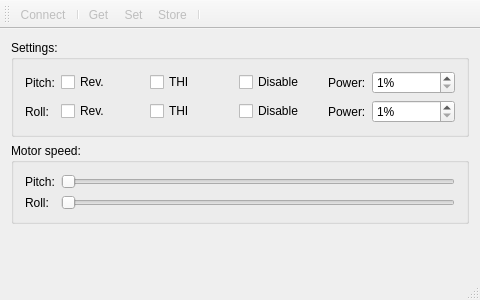
Qt form mainwindow.ui (SVentas/VauDUOConf) before a commit.
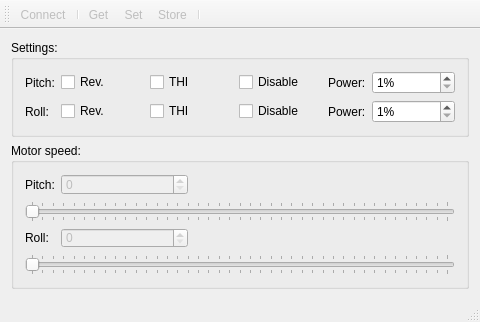
The same form after that commit.

Commit message: Speed ctrl updated

```diff
--- a/mainwindow.ui
+++ b/mainwindow.ui
@@ -7,7 +7,7 @@
     <x>0</x>
     <y>0</y>
     <width>480</width>
-    <height>300</height>
+    <height>322</height>
    </rect>
   </property>
   <property name="minimumSize">
@@ -156,7 +156,7 @@
        <string>Motor speed:</string>
       </property>
       <layout class="QGridLayout" name="gridLayout_2">
-       <item row="0" column="0">
+       <item row="0" column="1">
         <widget class="QLabel" name="labelPitch2">
          <property name="sizePolicy">
           <sizepolicy hsizetype="Fixed" vsizetype="Preferred">
@@ -169,7 +169,26 @@
          </property>
         </widget>
        </item>
-       <item row="2" column="0">
+       <item row="2" column="1" colspan="4">
+        <widget class="QSlider" name="sliderSpeedPitch">
+         <property name="enabled">
+          <bool>false</bool>
+         </property>
+         <property name="maximum">
+          <number>1280</number>
+         </property>
+         <property name="orientation">
+          <enum>Qt::Horizontal</enum>
+         </property>
+         <property name="tickPosition">
+          <enum>QSlider::TicksBothSides</enum>
+         </property>
+         <property name="tickInterval">
+          <number>32</number>
+         </property>
+        </widget>
+       </item>
+       <item row="3" column="1">
         <widget class="QLabel" name="labelRoll2">
          <property name="sizePolicy">
           <sizepolicy hsizetype="Fixed" vsizetype="Preferred">
@@ -182,7 +201,36 @@
          </property>
         </widget>
        </item>
-       <item row="2" column="1">
+       <item row="3" column="2">
+        <widget class="QSpinBox" name="spinSpeedRoll">
+         <property name="enabled">
+          <bool>false</bool>
+         </property>
+         <property name="keyboardTracking">
+          <bool>false</bool>
+         </property>
+         <property name="maximum">
+          <number>1280</number>
+         </property>
+        </widget>
+       </item>
+       <item row="0" column="2">
+        <widget class="QSpinBox" name="spinSpeedPitch">
+         <property name="enabled">
+          <bool>false</bool>
+         </property>
+         <property name="keyboardTracking">
+          <bool>false</bool>
+         </property>
+         <property name="maximum">
+          <number>1280</number>
+         </property>
+         <property name="value">
+          <number>0</number>
+         </property>
+        </widget>
+       </item>
+       <item row="4" column="1" colspan="4">
         <widget class="QSlider" name="sliderSpeedRoll">
          <property name="enabled">
           <bool>false</bool>
@@ -193,18 +241,11 @@
          <property name="orientation">
           <enum>Qt::Horizontal</enum>
          </property>
-        </widget>
-       </item>
-       <item row="0" column="1">
-        <widget class="QSlider" name="sliderSpeedPitch">
-         <property name="enabled">
-          <bool>false</bool>
+         <property name="tickPosition">
+          <enum>QSlider::TicksBothSides</enum>
          </property>
-         <property name="maximum">
-          <number>1280</number>
-         </property>
-         <property name="orientation">
-          <enum>Qt::Horizontal</enum>
+         <property name="tickInterval">
+          <number>32</number>
          </property>
         </widget>
        </item>
```
The commit also changes 2 other files.
